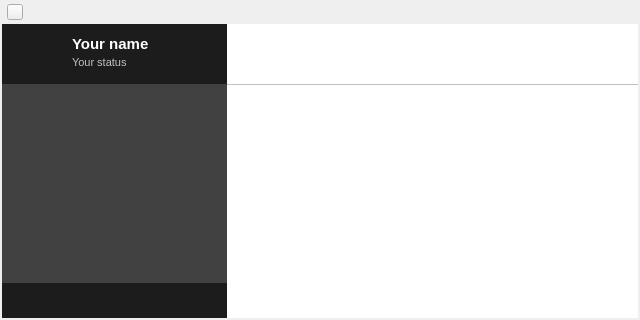
The window that widget.ui (qTox/qTox) describes before a commit, drawn with Qt 5.
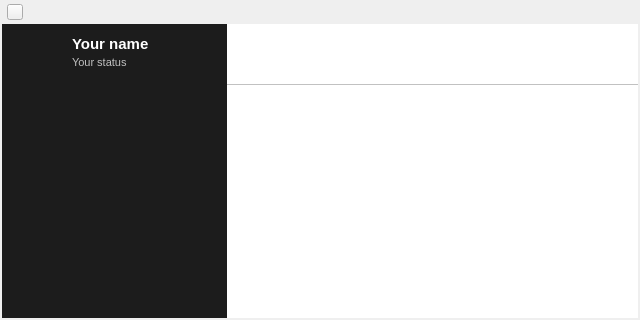
The same window after the commit. Icons and pictures are not drawn. Custom widgets are drawn as their Qt base class.

Commit message: Default to native window borders

Patch:
```diff
--- a/widget.ui
+++ b/widget.ui
@@ -1312,421 +1312,6 @@
          </item>
          <item>
           <widget class="QScrollArea" name="friendList">
-           <property name="palette">
-            <palette>
-             <active>
-              <colorrole role="WindowText">
-               <brush brushstyle="SolidPattern">
-                <color alpha="255">
-                 <red>255</red>
-                 <green>255</green>
-                 <blue>255</blue>
-                </color>
-               </brush>
-              </colorrole>
-              <colorrole role="Button">
-               <brush brushstyle="SolidPattern">
-                <color alpha="255">
-                 <red>65</red>
-                 <green>65</green>
-                 <blue>65</blue>
-                </color>
-               </brush>
-              </colorrole>
-              <colorrole role="Light">
-               <brush brushstyle="SolidPattern">
-                <color alpha="255">
-                 <red>97</red>
-                 <green>97</green>
-                 <blue>97</blue>
-                </color>
-               </brush>
-              </colorrole>
-              <colorrole role="Midlight">
-               <brush brushstyle="SolidPattern">
-                <color alpha="255">
-                 <red>81</red>
-                 <green>81</green>
-                 <blue>81</blue>
-                </color>
-               </brush>
-              </colorrole>
-              <colorrole role="Dark">
-               <brush brushstyle="SolidPattern">
-                <color alpha="255">
-                 <red>32</red>
-                 <green>32</green>
-                 <blue>32</blue>
-                </color>
-               </brush>
-              </colorrole>
-              <colorrole role="Mid">
-               <brush brushstyle="SolidPattern">
-                <color alpha="255">
-                 <red>43</red>
-                 <green>43</green>
-                 <blue>43</blue>
-                </color>
-               </brush>
-              </colorrole>
-              <colorrole role="Text">
-               <brush brushstyle="SolidPattern">
-                <color alpha="255">
-                 <red>255</red>
-                 <green>255</green>
-                 <blue>255</blue>
-                </color>
-               </brush>
-              </colorrole>
-              <colorrole role="BrightText">
-               <brush brushstyle="SolidPattern">
-                <color alpha="255">
-                 <red>255</red>
-                 <green>255</green>
-                 <blue>255</blue>
-                </color>
-               </brush>
-              </colorrole>
-              <colorrole role="ButtonText">
-               <brush brushstyle="SolidPattern">
-                <color alpha="255">
-                 <red>255</red>
-                 <green>255</green>
-                 <blue>255</blue>
-                </color>
-               </brush>
-              </colorrole>
-              <colorrole role="Base">
-               <brush brushstyle="SolidPattern">
-                <color alpha="255">
-                 <red>0</red>
-                 <green>0</green>
-                 <blue>0</blue>
-                </color>
-               </brush>
-              </colorrole>
-              <colorrole role="Window">
-               <brush brushstyle="SolidPattern">
-                <color alpha="255">
-                 <red>65</red>
-                 <green>65</green>
-                 <blue>65</blue>
-                </color>
-               </brush>
-              </colorrole>
-              <colorrole role="Shadow">
-               <brush brushstyle="SolidPattern">
-                <color alpha="255">
-                 <red>0</red>
-                 <green>0</green>
-                 <blue>0</blue>
-                </color>
-               </brush>
-              </colorrole>
-              <colorrole role="AlternateBase">
-               <brush brushstyle="SolidPattern">
-                <color alpha="255">
-                 <red>32</red>
-                 <green>32</green>
-                 <blue>32</blue>
-                </color>
-               </brush>
-              </colorrole>
-              <colorrole role="ToolTipBase">
-               <brush brushstyle="SolidPattern">
-                <color alpha="255">
-                 <red>255</red>
-                 <green>255</green>
-                 <blue>220</blue>
-                </color>
-               </brush>
-              </colorrole>
-              <colorrole role="ToolTipText">
-               <brush brushstyle="SolidPattern">
-                <color alpha="255">
-                 <red>0</red>
-                 <green>0</green>
-                 <blue>0</blue>
-                </color>
-               </brush>
-              </colorrole>
-             </active>
-             <inactive>
-              <colorrole role="WindowText">
-               <brush brushstyle="SolidPattern">
-                <color alpha="255">
-                 <red>255</red>
-                 <green>255</green>
-                 <blue>255</blue>
-                </color>
-               </brush>
-              </colorrole>
-              <colorrole role="Button">
-               <brush brushstyle="SolidPattern">
-                <color alpha="255">
-                 <red>65</red>
-                 <green>65</green>
-                 <blue>65</blue>
-                </color>
-               </brush>
-              </colorrole>
-              <colorrole role="Light">
-               <brush brushstyle="SolidPattern">
-                <color alpha="255">
-                 <red>97</red>
-                 <green>97</green>
-                 <blue>97</blue>
-                </color>
-               </brush>
-              </colorrole>
-              <colorrole role="Midlight">
-               <brush brushstyle="SolidPattern">
-                <color alpha="255">
-                 <red>81</red>
-                 <green>81</green>
-                 <blue>81</blue>
-                </color>
-               </brush>
-              </colorrole>
-              <colorrole role="Dark">
-               <brush brushstyle="SolidPattern">
-                <color alpha="255">
-                 <red>32</red>
-                 <green>32</green>
-                 <blue>32</blue>
-                </color>
-               </brush>
-              </colorrole>
-              <colorrole role="Mid">
-               <brush brushstyle="SolidPattern">
-                <color alpha="255">
-                 <red>43</red>
-                 <green>43</green>
-                 <blue>43</blue>
-                </color>
-               </brush>
-              </colorrole>
-              <colorrole role="Text">
-               <brush brushstyle="SolidPattern">
-                <color alpha="255">
-                 <red>255</red>
-                 <green>255</green>
-                 <blue>255</blue>
-                </color>
-               </brush>
-              </colorrole>
-              <colorrole role="BrightText">
-               <brush brushstyle="SolidPattern">
-                <color alpha="255">
-                 <red>255</red>
-                 <green>255</green>
-                 <blue>255</blue>
-                </color>
-               </brush>
-              </colorrole>
-              <colorrole role="ButtonText">
-               <brush brushstyle="SolidPattern">
-                <color alpha="255">
-                 <red>255</red>
-                 <green>255</green>
-                 <blue>255</blue>
-                </color>
-               </brush>
-              </colorrole>
-              <colorrole role="Base">
-               <brush brushstyle="SolidPattern">
-                <color alpha="255">
-                 <red>0</red>
-                 <green>0</green>
-                 <blue>0</blue>
-                </color>
-               </brush>
-              </colorrole>
-              <colorrole role="Window">
-               <brush brushstyle="SolidPattern">
-                <color alpha="255">
-                 <red>65</red>
-                 <green>65</green>
-                 <blue>65</blue>
-                </color>
-               </brush>
-              </colorrole>
-              <colorrole role="Shadow">
-               <brush brushstyle="SolidPattern">
-                <color alpha="255">
-                 <red>0</red>
-                 <green>0</green>
-                 <blue>0</blue>
-                </color>
-               </brush>
-              </colorrole>
-              <colorrole role="AlternateBase">
-               <brush brushstyle="SolidPattern">
-                <color alpha="255">
-                 <red>32</red>
-                 <green>32</green>
-                 <blue>32</blue>
-                </color>
-               </brush>
-              </colorrole>
-              <colorrole role="ToolTipBase">
-               <brush brushstyle="SolidPattern">
-                <color alpha="255">
-                 <red>255</red>
-                 <green>255</green>
-                 <blue>220</blue>
-                </color>
-               </brush>
-              </colorrole>
-              <colorrole role="ToolTipText">
-               <brush brushstyle="SolidPattern">
-                <color alpha="255">
-                 <red>0</red>
-                 <green>0</green>
-                 <blue>0</blue>
-                </color>
-               </brush>
-              </colorrole>
-             </inactive>
-             <disabled>
-              <colorrole role="WindowText">
-               <brush brushstyle="SolidPattern">
-                <color alpha="255">
-                 <red>32</red>
-                 <green>32</green>
-                 <blue>32</blue>
-                </color>
-               </brush>
-              </colorrole>
-              <colorrole role="Button">
-               <brush brushstyle="SolidPattern">
-                <color alpha="255">
-                 <red>65</red>
-                 <green>65</green>
-                 <blue>65</blue>
-                </color>
-               </brush>
-              </colorrole>
-              <colorrole role="Light">
-               <brush brushstyle="SolidPattern">
-                <color alpha="255">
-                 <red>97</red>
-                 <green>97</green>
-                 <blue>97</blue>
-                </color>
-               </brush>
-              </colorrole>
-              <colorrole role="Midlight">
-               <brush brushstyle="SolidPattern">
-                <color alpha="255">
-                 <red>81</red>
-                 <green>81</green>
-                 <blue>81</blue>
-                </color>
-               </brush>
-              </colorrole>
-              <colorrole role="Dark">
-               <brush brushstyle="SolidPattern">
-                <color alpha="255">
-                 <red>32</red>
-                 <green>32</green>
-                 <blue>32</blue>
-                </color>
-               </brush>
-              </colorrole>
-              <colorrole role="Mid">
-               <brush brushstyle="SolidPattern">
-                <color alpha="255">
-                 <red>43</red>
-                 <green>43</green>
-                 <blue>43</blue>
-                </color>
-               </brush>
-              </colorrole>
-              <colorrole role="Text">
-               <brush brushstyle="SolidPattern">
-                <color alpha="255">
-                 <red>32</red>
-                 <green>32</green>
-                 <blue>32</blue>
-                </color>
-               </brush>
-              </colorrole>
-              <colorrole role="BrightText">
-               <brush brushstyle="SolidPattern">
-                <color alpha="255">
-                 <red>255</red>
-                 <green>255</green>
-                 <blue>255</blue>
-                </color>
-               </brush>
-              </colorrole>
-              <colorrole role="ButtonText">
-               <brush brushstyle="SolidPattern">
-                <color alpha="255">
-                 <red>32</red>
-                 <green>32</green>
-                 <blue>32</blue>
-                </color>
-               </brush>
-              </colorrole>
-              <colorrole role="Base">
-               <brush brushstyle="SolidPattern">
-                <color alpha="255">
-                 <red>65</red>
-                 <green>65</green>
-                 <blue>65</blue>
-                </color>
-               </brush>
-              </colorrole>
-              <colorrole role="Window">
-               <brush brushstyle="SolidPattern">
-                <color alpha="255">
-                 <red>65</red>
-                 <green>65</green>
-                 <blue>65</blue>
-                </color>
-               </brush>
-              </colorrole>
-              <colorrole role="Shadow">
-               <brush brushstyle="SolidPattern">
-                <color alpha="255">
-                 <red>0</red>
-                 <green>0</green>
-                 <blue>0</blue>
-                </color>
-               </brush>
-              </colorrole>
-              <colorrole role="AlternateBase">
-               <brush brushstyle="SolidPattern">
-                <color alpha="255">
-                 <red>65</red>
-                 <green>65</green>
-                 <blue>65</blue>
-                </color>
-               </brush>
-              </colorrole>
-              <colorrole role="ToolTipBase">
-               <brush brushstyle="SolidPattern">
-                <color alpha="255">
-                 <red>255</red>
-                 <green>255</green>
-                 <blue>220</blue>
-                </color>
-               </brush>
-              </colorrole>
-              <colorrole role="ToolTipText">
-               <brush brushstyle="SolidPattern">
-                <color alpha="255">
-                 <red>0</red>
-                 <green>0</green>
-                 <blue>0</blue>
-                </color>
-               </brush>
-              </colorrole>
-             </disabled>
-            </palette>
-           </property>
            <property name="layoutDirection">
             <enum>Qt::RightToLeft</enum>
            </property>
```
Left out of the diff: 423 changed lines with no effect on the pictures. The commit also changes 4 other files.
